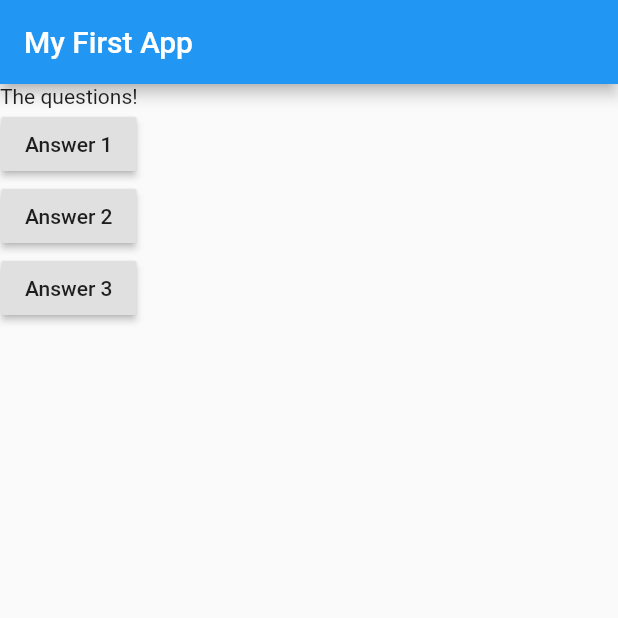
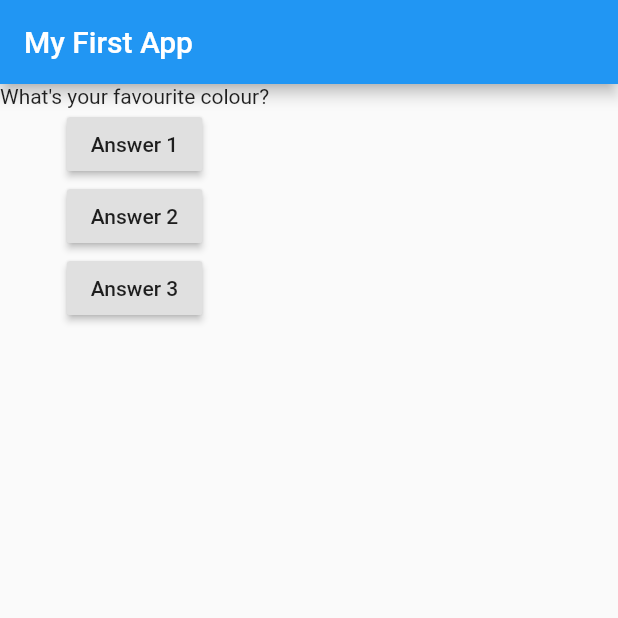
Before and after one commit to Rohan-sngh/Simple-personality-quiz-application, a Flutter app: the screen it shows after launch, on a phone screen of 412 x 824 dp, the top half of it. Run offline on Flutter 3.47's test engine with Material 2 defaults, Android fonts, the phone set to English and light mode, and no system bars.

Commit message:
Added questions for the options

```diff
--- a/lib/main.dart
+++ b/lib/main.dart
@@ -12,6 +12,10 @@ class MyApp extends StatelessWidget {
   }
 
   Widget build(BuildContext context) {
+    var questions = [
+      'What\'s your favourite colour?',
+      'What\'s your favourite animal?',
+    ];
     return MaterialApp(
       home: Scaffold(
         appBar: AppBar(
@@ -19,7 +23,7 @@ class MyApp extends StatelessWidget {
         ),
         body: Column(
           children: [
-            const Text('The questions!'),
+            const Text(questions[0]),
             RaisedButton(
               onPressed: answerQuestion,
               child: const Text('Answer 1'),
```
